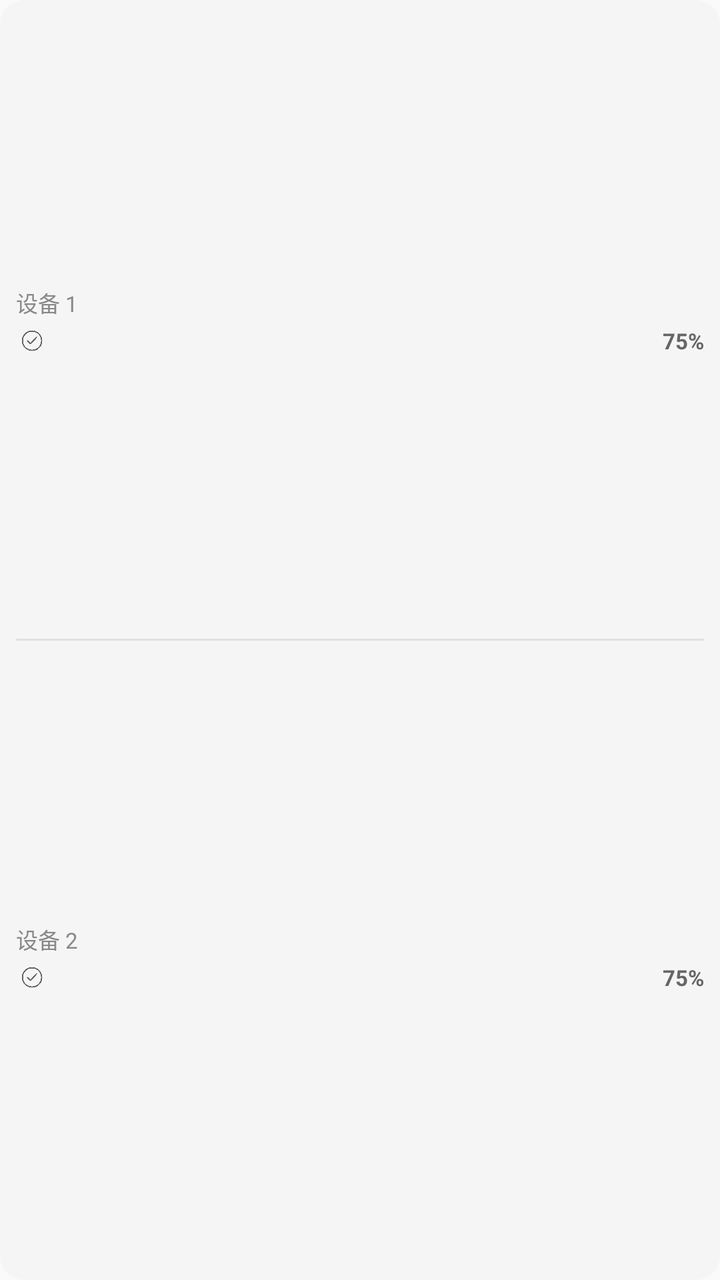
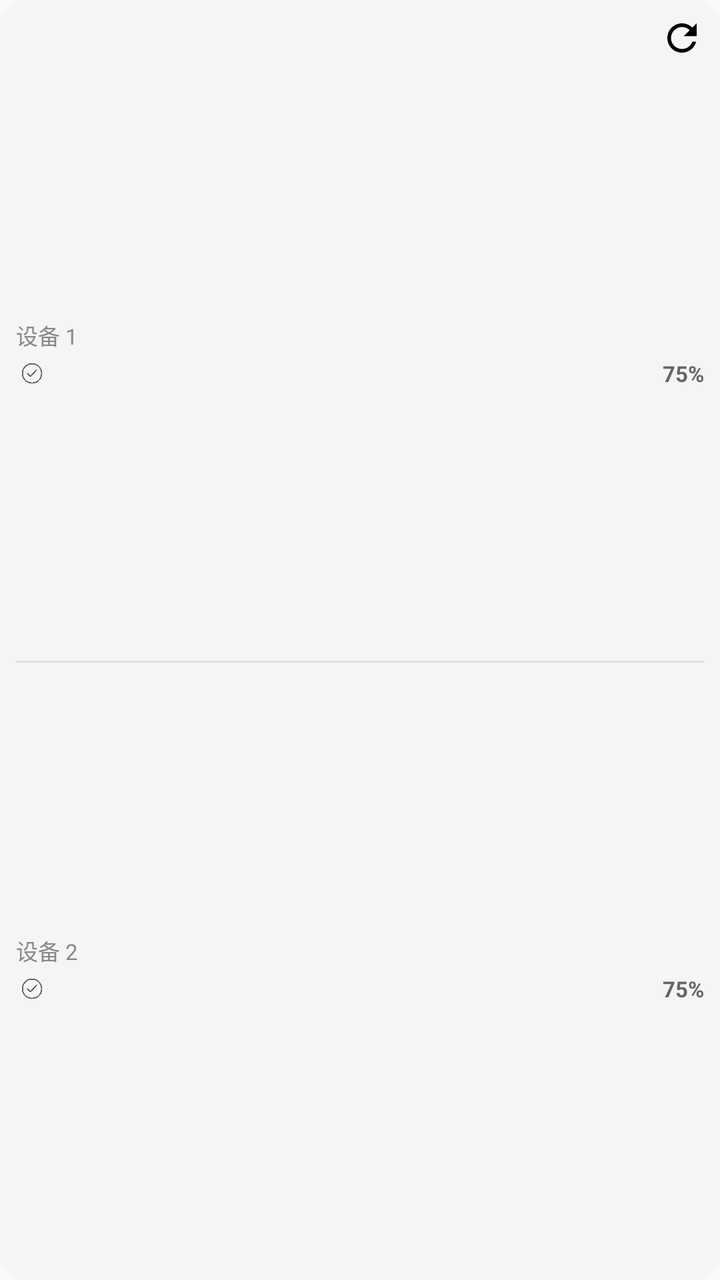

Before-and-after screenshots of an Android layout around one commit, followed by the original layout XML and the change that was made.
<!-- AndroidManifest.xml: application theme Theme.BluetoothBattery -->
<!-- res/layout/widget_2x2_dual.xml -->
<?xml version="1.0" encoding="utf-8"?>
<LinearLayout xmlns:android="http://schemas.android.com/apk/res/android"
    android:id="@+id/widget_2x2_dual_root"
    android:layout_width="match_parent"
    android:layout_height="match_parent"
    android:orientation="vertical"
    android:padding="8dp"
    android:background="@drawable/widget_card_bg"
    android:gravity="center_vertical">

    
    <LinearLayout
        android:id="@+id/widget_dual_device1"
        android:layout_width="match_parent"
        android:layout_height="0dp"
        android:layout_weight="1"
        android:orientation="vertical"
        android:gravity="center_vertical">

        <TextView
            android:id="@+id/widget_dual_name1"
            android:layout_width="match_parent"
            android:layout_height="wrap_content"
            android:text="设备 1"
            android:textSize="11sp"
            android:textColor="#888888"
            android:ellipsize="end"
            android:maxLines="2"
            android:layout_marginBottom="3dp" />

        <LinearLayout
            android:layout_width="match_parent"
            android:layout_height="wrap_content"
            android:orientation="horizontal"
            android:gravity="center_vertical">

            <ImageView
                android:id="@+id/widget_dual_icon1"
                android:layout_width="16dp"
                android:layout_height="16dp"
                android:src="@drawable/ic_device_other"
                android:layout_marginEnd="4dp" />

            <ImageView
                android:id="@+id/widget_dual_bar1"
                android:layout_width="0dp"
                android:layout_height="6dp"
                android:layout_weight="1"
                android:scaleType="fitXY" />

            <TextView
                android:id="@+id/widget_dual_pct1"
                android:layout_width="wrap_content"
                android:layout_height="wrap_content"
                android:text="75%"
                android:textSize="11sp"
                android:textColor="#666666"
                android:textStyle="bold"
                android:layout_marginStart="4dp" />
        </LinearLayout>
    </LinearLayout>

    
    <TextView
        android:layout_width="match_parent"
        android:layout_height="1dp"
        android:background="#E0E0E0"
        android:layout_marginTop="6dp"
        android:layout_marginBottom="6dp" />

    
    <LinearLayout
        android:id="@+id/widget_dual_device2"
        android:layout_width="match_parent"
        android:layout_height="0dp"
        android:layout_weight="1"
        android:orientation="vertical"
        android:gravity="center_vertical">

        <TextView
            android:id="@+id/widget_dual_name2"
            android:layout_width="match_parent"
            android:layout_height="wrap_content"
            android:text="设备 2"
            android:textSize="11sp"
            android:textColor="#888888"
            android:ellipsize="end"
            android:maxLines="2"
            android:layout_marginBottom="3dp" />

        <LinearLayout
            android:layout_width="match_parent"
            android:layout_height="wrap_content"
            android:orientation="horizontal"
            android:gravity="center_vertical">

            <ImageView
                android:id="@+id/widget_dual_icon2"
                android:layout_width="16dp"
                android:layout_height="16dp"
                android:src="@drawable/ic_device_other"
                android:layout_marginEnd="4dp" />

            <ImageView
                android:id="@+id/widget_dual_bar2"
                android:layout_width="0dp"
                android:layout_height="6dp"
                android:layout_weight="1"
                android:scaleType="fitXY" />

            <TextView
                android:id="@+id/widget_dual_pct2"
                android:layout_width="wrap_content"
                android:layout_height="wrap_content"
                android:text="75%"
                android:textSize="11sp"
                android:textColor="#666666"
                android:textStyle="bold"
                android:layout_marginStart="4dp" />
        </LinearLayout>
    </LinearLayout>
</LinearLayout>
<!-- resources referenced by this layout -->
<resources>
  <!-- drawable ic_device_other: png bitmap (drawable, 3276 bytes) -->
  <!-- drawable widget_card_bg (drawable) -->
  <?xml version="1.0" encoding="utf-8"?>
  <shape xmlns:android="http://schemas.android.com/apk/res/android"
      android:shape="rectangle">
      <solid android:color="#F5F5F5" />
      <corners android:radius="12dp" />
  </shape>
  <style name="Theme.BluetoothBattery" parent="android:Theme.Material.Light.NoActionBar" />
</resources>

<!-- the commit's change to res/layout/widget_2x2_dual.xml (unified diff, before → after) -->
@@ -7,6 +7,29 @@
     android:padding="8dp"
     android:background="@drawable/widget_card_bg"
     android:gravity="center_vertical">
+
+    
+    <LinearLayout
+        android:layout_width="match_parent"
+        android:layout_height="wrap_content"
+        android:orientation="horizontal"
+        android:gravity="center_vertical">
+
+        <TextView
+            android:layout_width="0dp"
+            android:layout_height="wrap_content"
+            android:layout_weight="1"
+            android:text=""
+            android:textSize="11sp"
+            android:textColor="#888888" />
+
+        <ImageView
+            android:id="@+id/widget_refresh_btn"
+            android:layout_width="22dp"
+            android:layout_height="22dp"
+            android:src="@drawable/ic_widget_refresh"
+            android:contentDescription="@string/widget_refresh" />
+    </LinearLayout>
 
     
     <LinearLayout
<!-- resource entries referenced after the edit -->
@@ -1,6 +1,16 @@
 <!-- resources referenced by this layout -->
 <resources>
   <!-- drawable ic_device_other: png bitmap (drawable, 3276 bytes) -->
+  <!-- drawable ic_widget_refresh (drawable) -->
+  <vector xmlns:android="http://schemas.android.com/apk/res/android"
+      android:width="24dp"
+      android:height="24dp"
+      android:viewportWidth="24"
+      android:viewportHeight="24">
+    <path
+        android:fillColor="#FF000000"
+        android:pathData="M17.65,6.35C16.2,4.9 14.21,4 12,4c-4.42,0 -7.99,3.58 -7.99,8s3.57,8 7.99,8c3.73,0 6.84,-2.55 7.73,-6h-2.08c-0.82,2.33 -3.04,4 -5.65,4 -3.31,0 -6,-2.69 -6,-6s2.69,-6 6,-6c1.66,0 3.14,0.69 4.22,1.78L13,11h7V4l-2.35,2.35z"/>
+  </vector>
   <!-- drawable widget_card_bg (drawable) -->
   <?xml version="1.0" encoding="utf-8"?>
   <shape xmlns:android="http://schemas.android.com/apk/res/android"
@@ -8,6 +18,7 @@
       <solid android:color="#F5F5F5" />
       <corners android:radius="12dp" />
   </shape>
+  <string name="widget_refresh">刷新</string>
   <style name="Theme.BluetoothBattery" parent="android:Theme.Material.Light.NoActionBar" />
 </resources>
 
